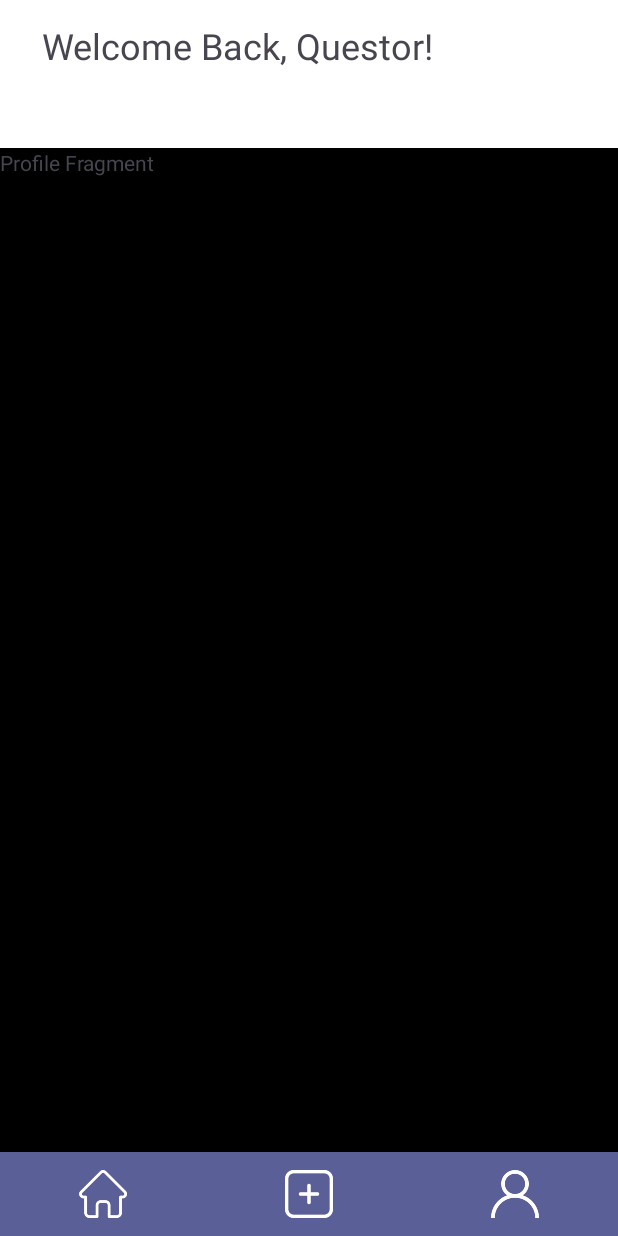
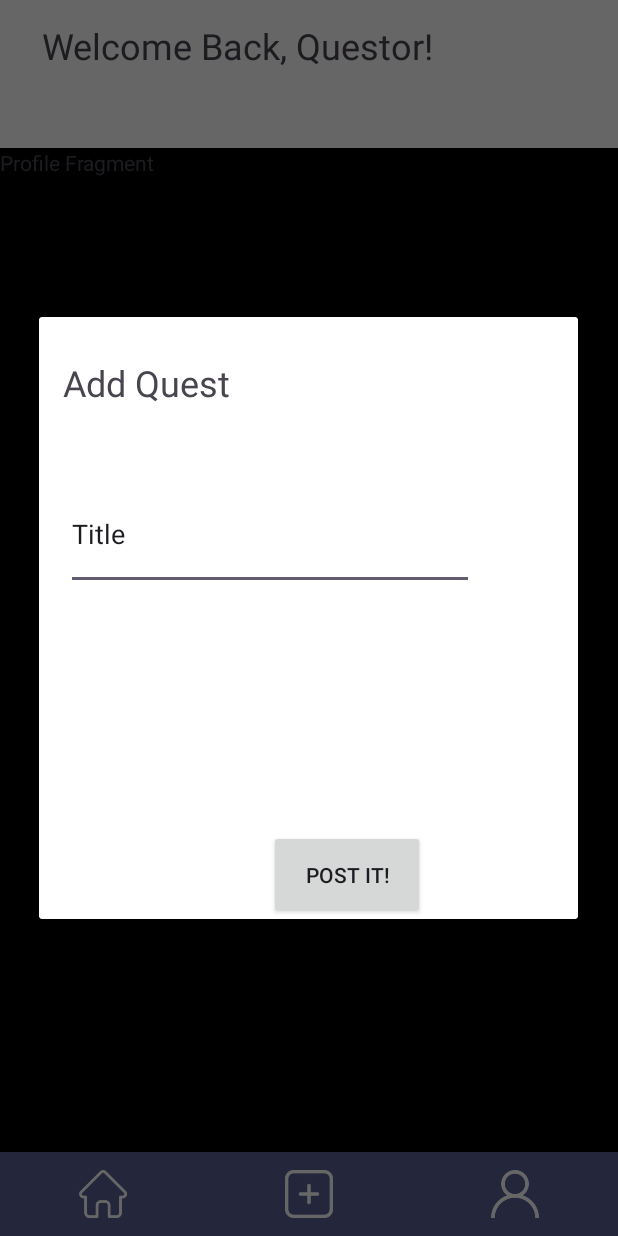
Before and after one commit to xlfrxd/Questify, an Android app: the screen it shows after launch (MainActivity), item 3 of the bottom bar chosen, on a phone screen of 412 x 824 dp. Run offline under Robolectric (Android 15) with nearby library versions, the phone set to English and light mode, and no system bars.

Commit message:
Created new quest dialog pop up

```diff
--- a/app/src/main/java/com/example/questifyv1/MainActivity.java
+++ b/app/src/main/java/com/example/questifyv1/MainActivity.java
@@ -1,13 +1,20 @@
 package com.example.questifyv1;
 
+import android.app.AlertDialog;
+import android.app.Dialog;
 import android.os.Bundle;
+import android.view.LayoutInflater;
 import android.view.View;
+import android.view.ViewGroup;
+import android.widget.Button;
+import android.widget.Toast;
 
 import androidx.activity.EdgeToEdge;
 import androidx.appcompat.app.AppCompatActivity;
 import androidx.core.graphics.Insets;
 import androidx.core.view.ViewCompat;
 import androidx.core.view.WindowInsetsCompat;
+import androidx.fragment.app.DialogFragment;
 import androidx.fragment.app.Fragment;
 import androidx.fragment.app.FragmentActivity;
 import androidx.fragment.app.FragmentManager;
@@ -25,6 +32,9 @@ public class MainActivity extends FragmentActivity {
     private PostAdapter postAdapter;
     private List<Post> postList;
 
+    DialogFragment dialog_add;
+    Button dialog_btn_addQuest;
+
     private ActivityMainBinding binding;
 
     @Override
@@ -40,8 +50,15 @@ public class MainActivity extends FragmentActivity {
         // Bottom Navigation
         binding.bottomNavigation.setOnItemSelectedListener(item -> {
 
-            if(item.getItemId() == R.id.nav_add) {
-                replaceFragment(new AddFragment());
+            if(item.getItemId() == R.id.nav_add) { // Add Quest Dialog
+
+                dialog_add = new AddQuestDialog();
+                dialog_add.show(getSupportFragmentManager(),"addquest");
+
+                //replaceFragment(new AddFragment());
+
+                //Toast.makeText(MainActivity.this, "Clicked!", Toast.LENGTH_SHORT).show();
+
 
             } else if (item.getItemId() == R.id.nav_profile) {
                 replaceFragment(new ProfileFragment());
--- /dev/null
+++ b/app/src/main/res/drawable/dialog_addquest_bg.xml
@@ -0,0 +1,5 @@
+<?xml version="1.0" encoding="utf-8"?>
+<selector xmlns:android="http://schemas.android.com/apk/res/android">
+    <corners android:radius="20dp" />
+    <solid android:color="@color/white"/>
+</selector>
--- /dev/null
+++ b/app/src/main/res/layout/dialog_add.xml
@@ -0,0 +1,47 @@
+<?xml version="1.0" encoding="utf-8"?>
+
+<androidx.cardview.widget.CardView xmlns:android="http://schemas.android.com/apk/res/android"
+    xmlns:app="http://schemas.android.com/apk/res-auto"
+    android:layout_width="match_parent"
+    android:layout_height="wrap_content">
+
+    <androidx.constraintlayout.widget.ConstraintLayout
+        android:layout_width="match_parent"
+        android:layout_height="wrap_content"
+        app:layout_constraintStart_toStartOf="parent"
+        app:layout_constraintTop_toTopOf="parent">
+
+        <TextView
+            android:id="@+id/tv_AddQuest"
+            android:layout_width="wrap_content"
+            android:layout_height="wrap_content"
+            android:layout_marginStart="16dp"
+            android:layout_marginTop="27dp"
+            android:text="Add Quest"
+            android:textSize="24sp"
+            app:layout_constraintStart_toStartOf="parent"
+            app:layout_constraintTop_toTopOf="parent" />
+
+        <EditText
+            android:id="@+id/et_questTitle"
+            android:layout_width="272dp"
+            android:layout_height="74dp"
+            android:layout_marginStart="18dp"
+            android:layout_marginTop="48dp"
+            android:ems="10"
+            android:inputType="text"
+            android:text="Title"
+            app:layout_constraintStart_toStartOf="parent"
+            app:layout_constraintTop_toBottomOf="@+id/tv_AddQuest" />
+
+        <Button
+            android:id="@+id/btn_addQuest"
+            android:layout_width="104dp"
+            android:layout_height="59dp"
+            android:layout_marginStart="153dp"
+            android:layout_marginTop="160dp"
+            android:text="Post it!"
+            app:layout_constraintStart_toStartOf="parent"
+            app:layout_constraintTop_toBottomOf="@+id/et_questTitle" />
+    </androidx.constraintlayout.widget.ConstraintLayout>
+</androidx.cardview.widget.CardView>
```
Also changed, not shown: app/src/main/java/com/example/questifyv1/AddQuestDialog.java (added, +25 -0 lines), app/src/main/res/layout/dialog_addquest.xml (deleted, +0 -40 lines).
